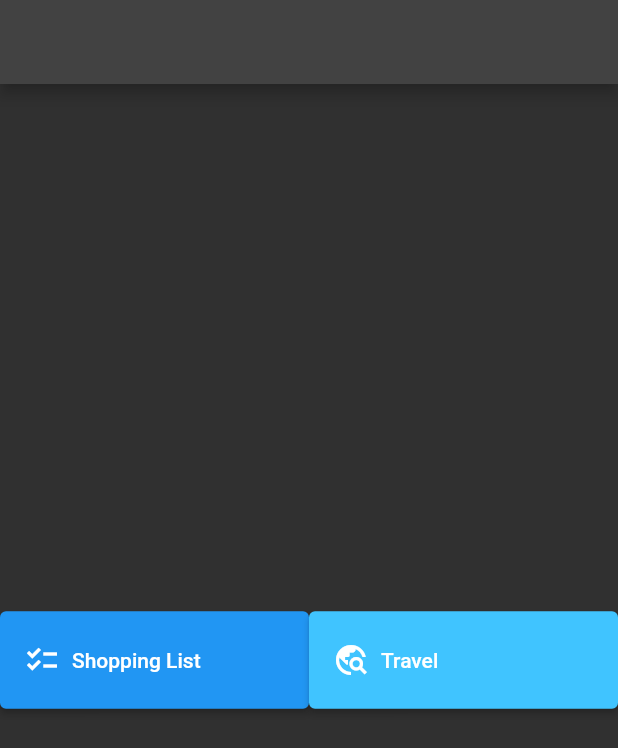
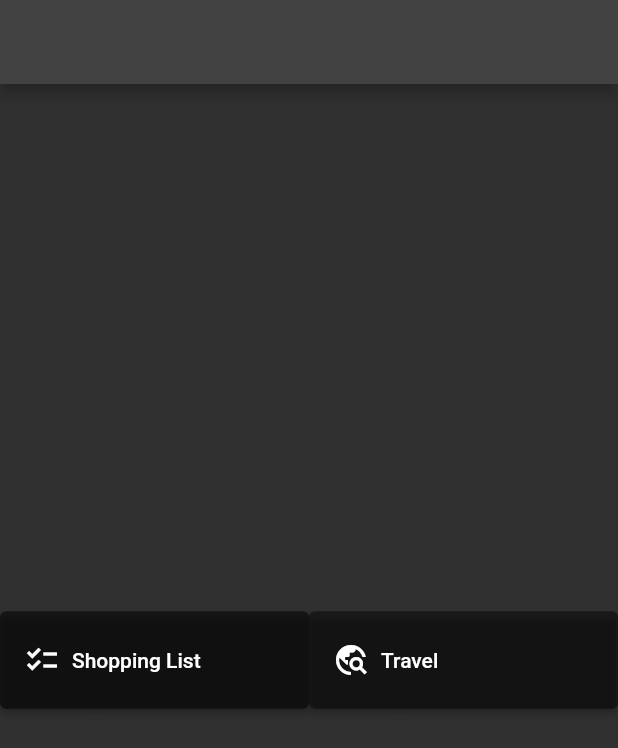
Before and after one commit to gulsenkeskin/layouts-demo, a Flutter app: the screen it shows after launch, on a phone screen of 412 x 824 dp. Shown: the top 748 px of the screen. Run offline on Flutter 3.47's test engine with Material 2 defaults, Android fonts, the phone set to English and light mode, and no system bars; Roboto replaces fonts that are missing (Georgia).

Commit message:
Update main.dart

```diff
--- a/lib/main.dart
+++ b/lib/main.dart
@@ -56,7 +56,7 @@ class _MyAppState extends State<MyApp> {
       flex: 1,
       child: ElevatedButton(
         style: ElevatedButton.styleFrom(
-            primary: Colors.blue, // background
+            primary: Colors.black54, // background
             onPrimary: Colors.white, // foreground
             minimumSize: const Size(0, 65)),
         child: Row(
@@ -93,7 +93,7 @@ class _MyAppState extends State<MyApp> {
       flex: 1,
       child: ElevatedButton(
         style: ElevatedButton.styleFrom(
-            primary: Colors.lightBlueAccent, // background
+            primary: Colors.black45, // background
             onPrimary: Colors.white, // foreground
             minimumSize: const Size(0, 65)
         ),
```
